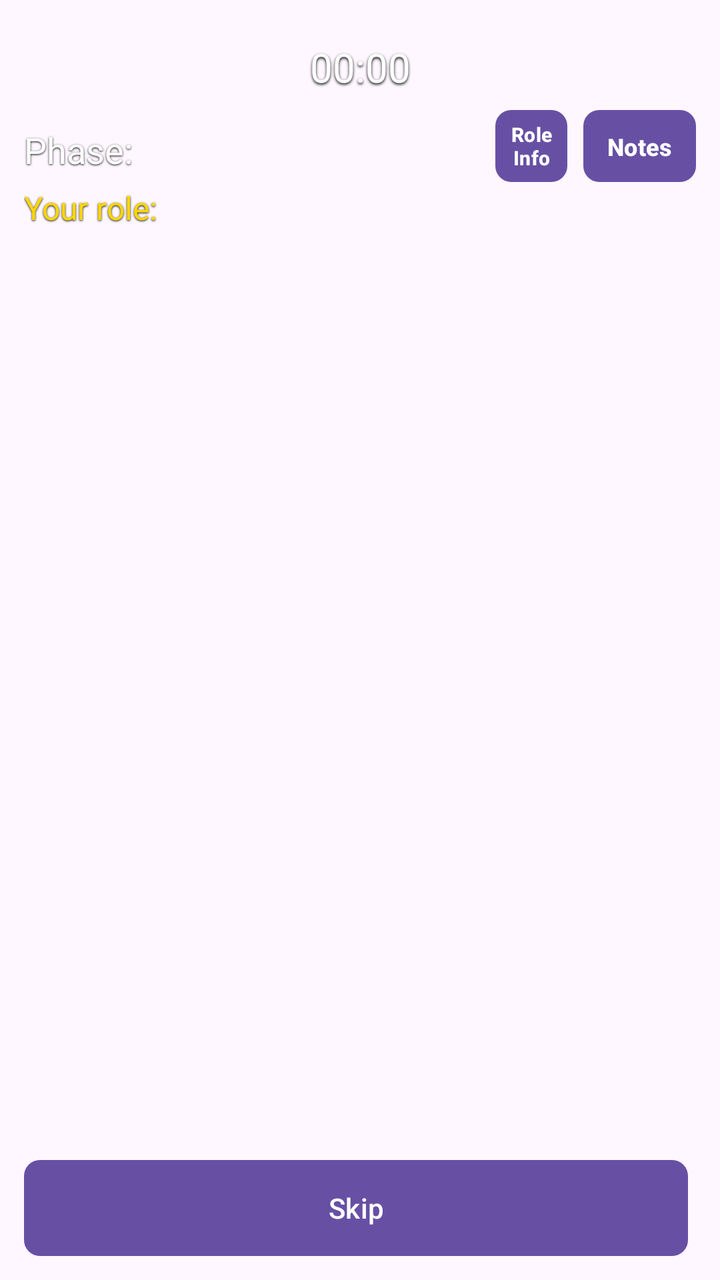
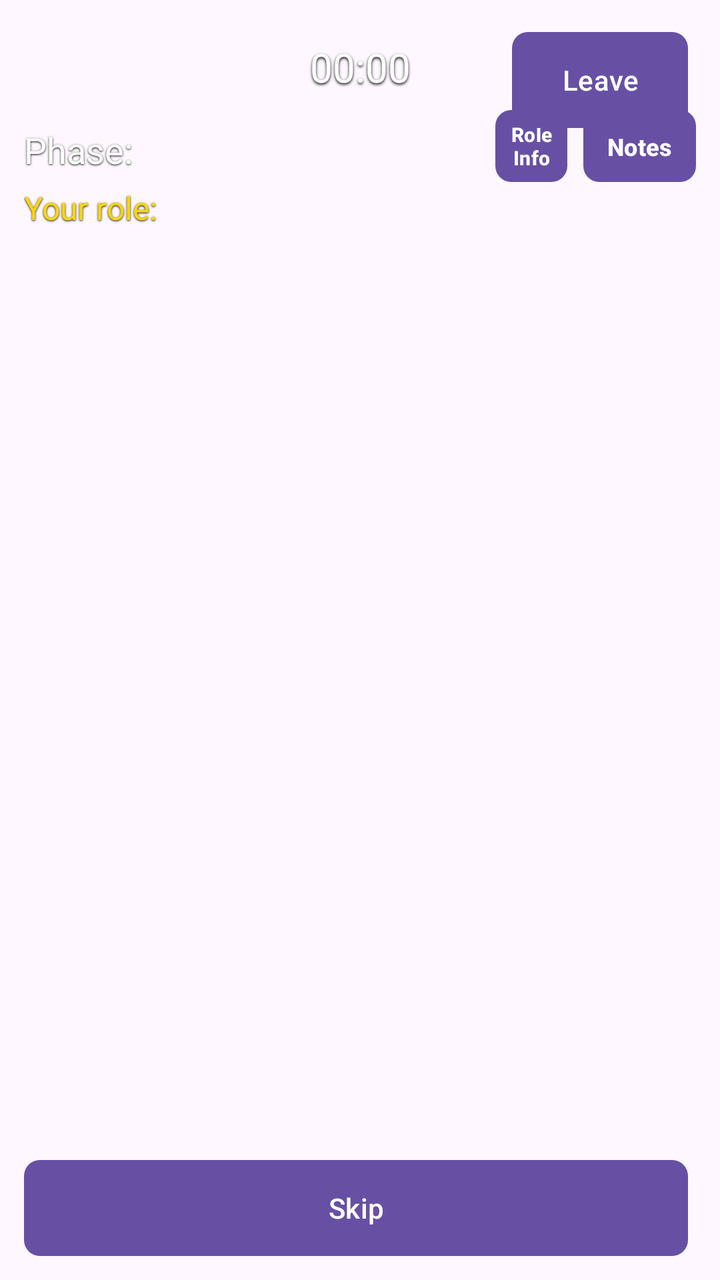

An Android layout rendered at two revisions. The XML below is the earlier revision; the diff shows what the commit changed to produce the second picture.
<!-- AndroidManifest.xml: application theme Theme.PocketTable -->
<!-- res/layout/activity_mafia_table.xml -->
<?xml version="1.0" encoding="utf-8"?>
<FrameLayout xmlns:android="http://schemas.android.com/apk/res/android"
    android:layout_width="match_parent"
    android:layout_height="match_parent">

    <ImageView
        android:id="@+id/ivBackground"
        android:layout_width="match_parent"
        android:layout_height="match_parent"
        android:scaleType="centerCrop"/>

    <LinearLayout
        android:id="@+id/mainLayout"
        android:layout_width="match_parent"
        android:layout_height="match_parent"
        android:orientation="vertical"
        android:padding="12dp">

        <TextView
            android:id="@+id/tvTimer"
            android:layout_width="match_parent"
            android:layout_height="wrap_content"
            android:text="00:00"
            android:textSize="20sp"
            android:textColor="@color/white"
            android:gravity="center"
            android:padding="8dp"
            android:shadowColor="#000000"
            android:shadowRadius="3"
            android:shadowDx="0"
            android:shadowDy="2"/>

        <LinearLayout
            android:layout_width="match_parent"
            android:layout_height="wrap_content"
            android:orientation="horizontal"
            android:gravity="center_vertical">

            <TextView
                android:id="@+id/tvPhase"
                android:layout_width="0dp"
                android:layout_weight="1"
                android:layout_height="wrap_content"
                android:text="@string/mafia_phase_label_short"
                android:textSize="18sp"
                android:textColor="@color/white"
                android:paddingTop="4dp"
                android:shadowColor="#000000"
                android:shadowRadius="2"
                android:shadowDx="0"
                android:shadowDy="1"/>

            <Button
                android:id="@+id/btnRoleInfo"
                android:layout_width="36dp"
                android:layout_height="36dp"
                android:minWidth="0dp"
                android:minHeight="0dp"
                android:padding="0dp"
                android:text="@string/mafia_role_info_button"
                android:textStyle="bold"
                android:textSize="10sp"
                android:background="@drawable/btn_mafia_rounded"/>

            <Button
                android:id="@+id/btnNotes"
                android:layout_width="wrap_content"
                android:layout_height="36dp"
                android:layout_marginStart="8dp"
                android:minWidth="0dp"
                android:minHeight="0dp"
                android:paddingStart="12dp"
                android:paddingEnd="12dp"
                android:text="@string/mafia_notes_button"
                android:textStyle="bold"
                android:textSize="12sp"
                android:background="@drawable/btn_mafia_rounded"/>
        </LinearLayout>

        <TextView
            android:id="@+id/tvRole"
            android:layout_width="wrap_content"
            android:layout_height="wrap_content"
            android:text="@string/mafia_your_role_label_short"
            android:textSize="16sp"
            android:textColor="@color/gold"
            android:paddingTop="2dp"
            android:shadowColor="#000000"
            android:shadowRadius="2"
            android:shadowDx="0"
            android:shadowDy="1"/>

        <TextView
            android:id="@+id/tvInfo"
            android:layout_width="match_parent"
            android:layout_height="wrap_content"
            android:text=""
            android:textSize="14sp"
            android:textColor="@color/gray"
            android:paddingTop="4dp"
            android:shadowColor="#000000"
            android:shadowRadius="2"
            android:shadowDx="0"
            android:shadowDy="1"/>

        <LinearLayout
            android:id="@+id/candidatePanel"
            android:layout_width="match_parent"
            android:layout_height="wrap_content"
            android:orientation="vertical"
            android:padding="12dp"
            android:visibility="gone"
            android:background="#AA000000"
            android:layout_marginTop="8dp">

            <TextView
                android:id="@+id/tvCandidateName"
                android:layout_width="match_parent"
                android:layout_height="wrap_content"
                android:text="@string/mafia_candidate_label"
                android:textSize="18sp"
                android:textColor="@color/white"
                android:gravity="center"
                android:paddingBottom="6dp"
                android:textStyle="bold"
                android:shadowColor="#000000"
                android:shadowRadius="2"
                android:shadowDx="0"
                android:shadowDy="1"/>

            <LinearLayout
                android:layout_width="match_parent"
                android:layout_height="wrap_content"
                android:orientation="horizontal"
                android:gravity="center_vertical">

                <LinearLayout
                    android:layout_width="0dp"
                    android:layout_weight="1"
                    android:layout_height="wrap_content"
                    android:orientation="vertical"
                    android:gravity="center">

                    <ImageButton
                        android:id="@+id/btnGuilty"
                        android:layout_width="match_parent"
                        android:layout_height="56dp"
                        android:background="@android:color/transparent"
                        android:src="@drawable/button_mafia_guilty"
                        android:scaleType="fitCenter"
                        android:contentDescription="@string/mafia_guilty_content_desc"/>

                    <TextView
                        android:id="@+id/tvGuiltyCount"
                        android:layout_width="wrap_content"
                        android:layout_height="wrap_content"
                        android:text="0"
                        android:textSize="16sp"
                        android:textStyle="bold"
                        android:textColor="@color/white"
                        android:paddingTop="4dp"
                        android:shadowColor="#000000"
                        android:shadowRadius="2"
                        android:shadowDx="0"
                        android:shadowDy="1"/>
                </LinearLayout>

                <LinearLayout
                    android:layout_width="0dp"
                    android:layout_weight="1"
                    android:layout_height="wrap_content"
                    android:orientation="vertical"
                    android:gravity="center"
                    android:layout_marginStart="8dp">

                    <ImageButton
                        android:id="@+id/btnNotGuilty"
                        android:layout_width="match_parent"
                        android:layout_height="56dp"
                        android:background="@android:color/transparent"
                        android:src="@drawable/button_mafia_notguilty"
                        android:scaleType="fitCenter"
                        android:contentDescription="@string/mafia_not_guilty_content_desc"/>

                    <TextView
                        android:id="@+id/tvNotGuiltyCount"
                        android:layout_width="wrap_content"
                        android:layout_height="wrap_content"
                        android:text="0"
                        android:textSize="16sp"
                        android:textStyle="bold"
                        android:textColor="@color/white"
                        android:paddingTop="4dp"
                        android:shadowColor="#000000"
                        android:shadowRadius="2"
                        android:shadowDx="0"
                        android:shadowDy="1"/>
                </LinearLayout>
            </LinearLayout>
        </LinearLayout>

        <androidx.recyclerview.widget.RecyclerView
            android:id="@+id/rvPlayers"
            android:layout_width="match_parent"
            android:layout_height="0dp"
            android:layout_weight="1"
            android:layout_marginTop="8dp"/>

        <LinearLayout
            android:layout_width="match_parent"
            android:layout_height="wrap_content"
            android:orientation="horizontal"
            android:paddingTop="8dp">

            <Button
                android:id="@+id/btnSkip"
                android:layout_width="0dp"
                android:layout_height="48dp"
                android:layout_weight="1"
                android:text="@string/mafia_skip"
                android:background="@drawable/btn_mafia_rounded"
                android:textColor="@color/white"
                android:layout_marginEnd="4dp"/>
        </LinearLayout>
    </LinearLayout>
</FrameLayout>
<!-- resources referenced by this layout -->
<resources>
  <color name="gold">#FFD700</color>
  <color name="gray">#AAAAAA</color>
  <color name="white">#FFFFFFFF</color>
  <!-- drawable btn_mafia_rounded (drawable) -->
  <?xml version="1.0" encoding="utf-8"?>
  <shape xmlns:android="http://schemas.android.com/apk/res/android">
      <solid android:color="#3377FF"/>
      <corners android:radius="8dp"/>
      <padding android:left="12dp" android:right="12dp" android:top="8dp" android:bottom="8dp"/>
  </shape>
  <!-- drawable button_mafia_guilty: png bitmap (drawable, 550778 bytes) -->
  <!-- drawable button_mafia_notguilty: png bitmap (drawable, 546378 bytes) -->
  <string name="mafia_candidate_label">Candidate</string>
  <string name="mafia_guilty_content_desc">Guilty</string>
  <string name="mafia_not_guilty_content_desc">Not guilty</string>
  <string name="mafia_notes_button">Notes</string>
  <string name="mafia_phase_label_short">Phase:</string>
  <string name="mafia_role_info_button">Role Info</string>
  <string name="mafia_skip">Skip</string>
  <string name="mafia_your_role_label_short">Your role:</string>
  <style name="Theme.PocketTable" parent="Base.Theme.PocketTable" />
  <style name="Base.Theme.PocketTable" parent="Theme.Material3.DayNight.NoActionBar">
          
          
      </style>
</resources>

<!-- the commit's change to res/layout/activity_mafia_table.xml (unified diff, before → after) -->
@@ -223,4 +223,17 @@
                 android:layout_marginEnd="4dp"/>
         </LinearLayout>
     </LinearLayout>
+    <Button
+        android:id="@+id/btnLeave"
+        android:layout_width="wrap_content"
+        android:layout_height="wrap_content"
+        android:layout_gravity="top|end"
+        android:layout_margin="16dp"
+        android:paddingStart="16dp"
+        android:paddingEnd="16dp"
+        android:text="@string/btn_leave"
+        android:textAllCaps="false"
+        android:textColor="@android:color/white"
+        android:background="@drawable/btn_mafia_rounded"
+        android:contentDescription="@string/leave_button_desc"/>
 </FrameLayout>
<!-- resource entries referenced after the edit -->
@@ -12,6 +12,8 @@
   </shape>
   <!-- drawable button_mafia_guilty: png bitmap (drawable, 550778 bytes) -->
   <!-- drawable button_mafia_notguilty: png bitmap (drawable, 546378 bytes) -->
+  <string name="btn_leave">Leave</string>
+  <string name="leave_button_desc">Leave</string>
   <string name="mafia_candidate_label">Candidate</string>
   <string name="mafia_guilty_content_desc">Guilty</string>
   <string name="mafia_not_guilty_content_desc">Not guilty</string>
